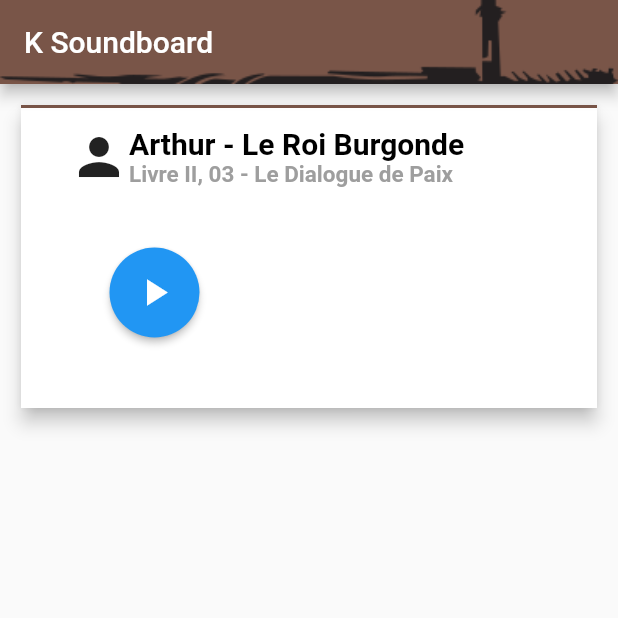
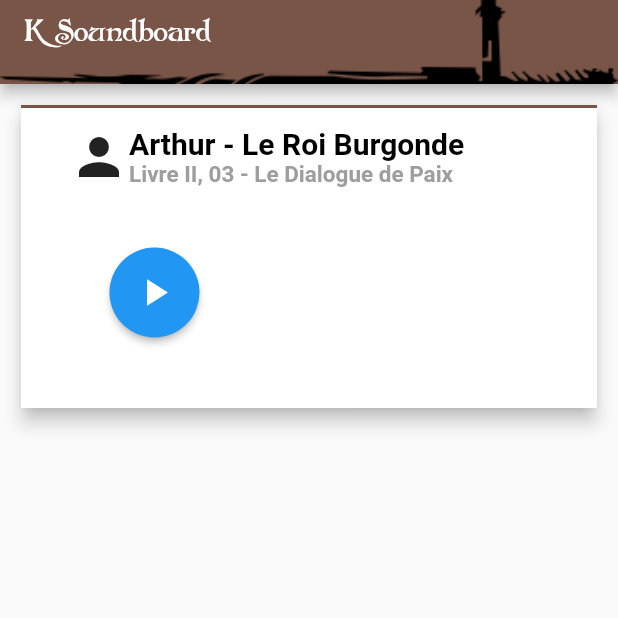
Before and after one commit to LarryMotaLavigne/Kaamelott-App, a Flutter app: the screen it shows after launch, on a phone screen of 412 x 824 dp, the top half of it. Run offline on Flutter 3.47's test engine with Material 2 defaults, Android fonts, the phone set to English and light mode, and no system bars; our stand-ins replace assets_audio_player; project files that could hold a hidden picture were left out.

Commit message:
add font and logo

```diff
--- a/lib/pages/home.dart
+++ b/lib/pages/home.dart
@@ -12,7 +12,9 @@ class Home extends StatelessWidget {
     return MaterialApp(
         home: Scaffold(
             appBar: AppBar(
-              title: Text(Variables.appTitle),
+              title: Text(
+                Variables.appTitle,
+                style: TextStyle(fontFamily: 'Folkard'),),
               flexibleSpace: Image(
                 image: AssetImage(Variables.appBarImage),
                 fit: BoxFit.cover,
--- a/pubspec.yaml
+++ b/pubspec.yaml
@@ -38,6 +38,10 @@ flutter:
   assets:
     - assets/
     - assets/sounds/
+  fonts:
+    - family: Folkard
+      fonts:
+        - asset: assets/fonts/folkard_.ttf
 
   # An image asset can refer to one or more resolution-specific "variants", see
   # https://flutter.dev/assets-and-images/#resolution-aware.
```
Also changed, not shown: assets/fonts/folkard_.ttf (added), assets/logo.png (added), assets/logo.svg (added), assets/sword.png, assets/sword.svg.
